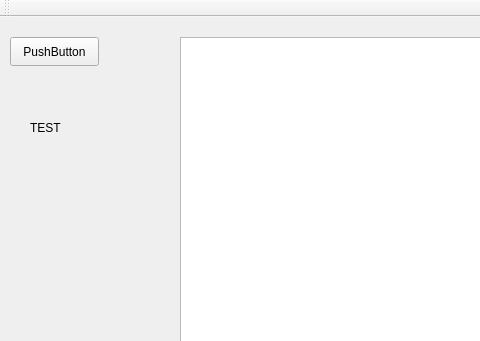
ragga57/ICP, file src/mainwindow.ui: the form before one commit; both pictures show x 0 to 480 and y 0 to 341 of the 1189 by 681 pixel window.
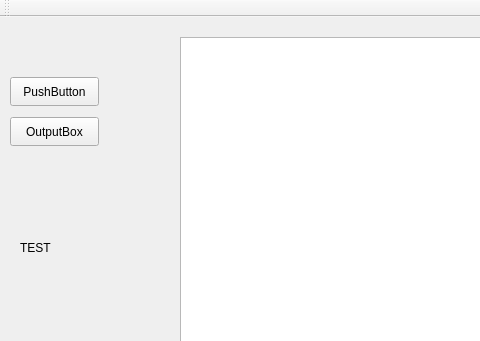
The form after the commit.

Diff of the .ui file:
```diff
--- a/src/mainwindow.ui
+++ b/src/mainwindow.ui
@@ -24,7 +24,7 @@
     <property name="geometry">
      <rect>
       <x>10</x>
-      <y>20</y>
+      <y>60</y>
       <width>89</width>
       <height>29</height>
      </rect>
@@ -46,8 +46,8 @@
    <widget class="QLabel" name="label">
     <property name="geometry">
      <rect>
-      <x>30</x>
-      <y>100</y>
+      <x>20</x>
+      <y>220</y>
       <width>69</width>
       <height>21</height>
      </rect>
@@ -56,6 +56,19 @@
      <string>TEST</string>
     </property>
    </widget>
+   <widget class="QPushButton" name="CreateOutputBox">
+    <property name="geometry">
+     <rect>
+      <x>10</x>
+      <y>100</y>
+      <width>89</width>
+      <height>29</height>
+     </rect>
+    </property>
+    <property name="text">
+     <string>OutputBox</string>
+    </property>
+   </widget>
   </widget>
   <widget class="QMenuBar" name="menuBar">
    <property name="geometry">
```
Left out of the diff: 2 changed lines with no effect on the pictures.
